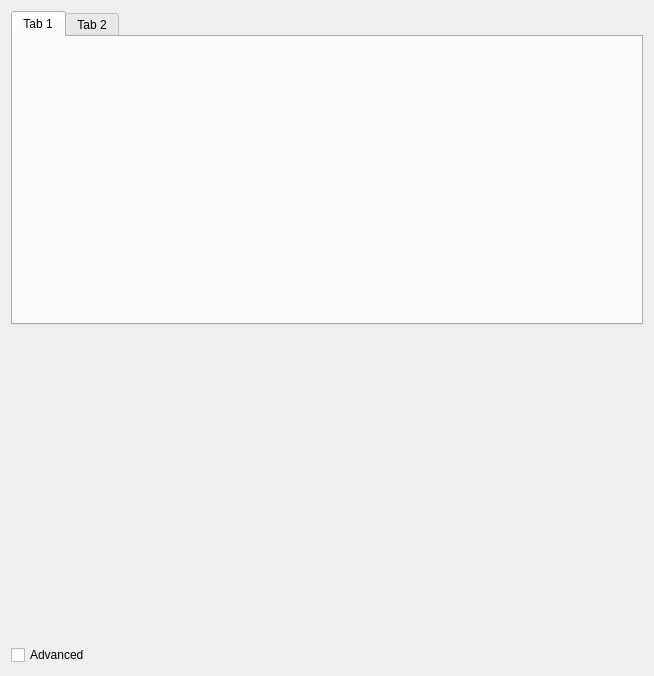
Old version of the form ClearMap/gui/creator/tract_map_tab.ui in the repository ClearAnatomics/ClearMap.
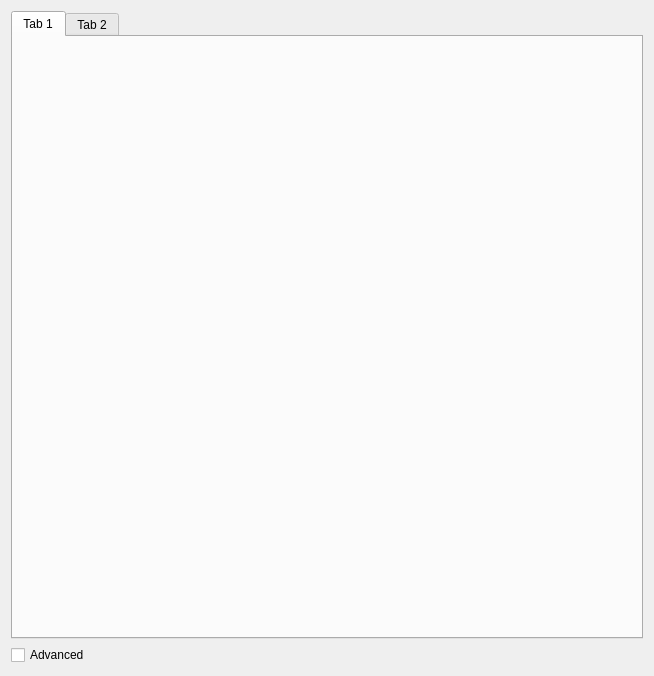
New version of the form.

Commit message: BUGFIX: properly renames tract_map_params channel layout so it is read by tabs interfaces automatically

Patch:
```diff
--- a/ClearMap/gui/creator/tract_map_tab.ui
+++ b/ClearMap/gui/creator/tract_map_tab.ui
@@ -31,22 +31,6 @@
      </widget>
     </widget>
    </item>
-   <item>
-    <spacer name="verticalSpacer_2">
-     <property name="orientation">
-      <enum>Qt::Vertical</enum>
-     </property>
-     <property name="sizeType">
-      <enum>QSizePolicy::MinimumExpanding</enum>
-     </property>
-     <property name="sizeHint" stdset="0">
-      <size>
-       <width>20</width>
-       <height>309</height>
-      </size>
-     </property>
-    </spacer>
-   </item>
    <item>
     <widget class="QCheckBox" name="advancedCheckBox">
      <property name="text">
```
Left out of the diff: 2 changed lines with no effect on the pictures.
